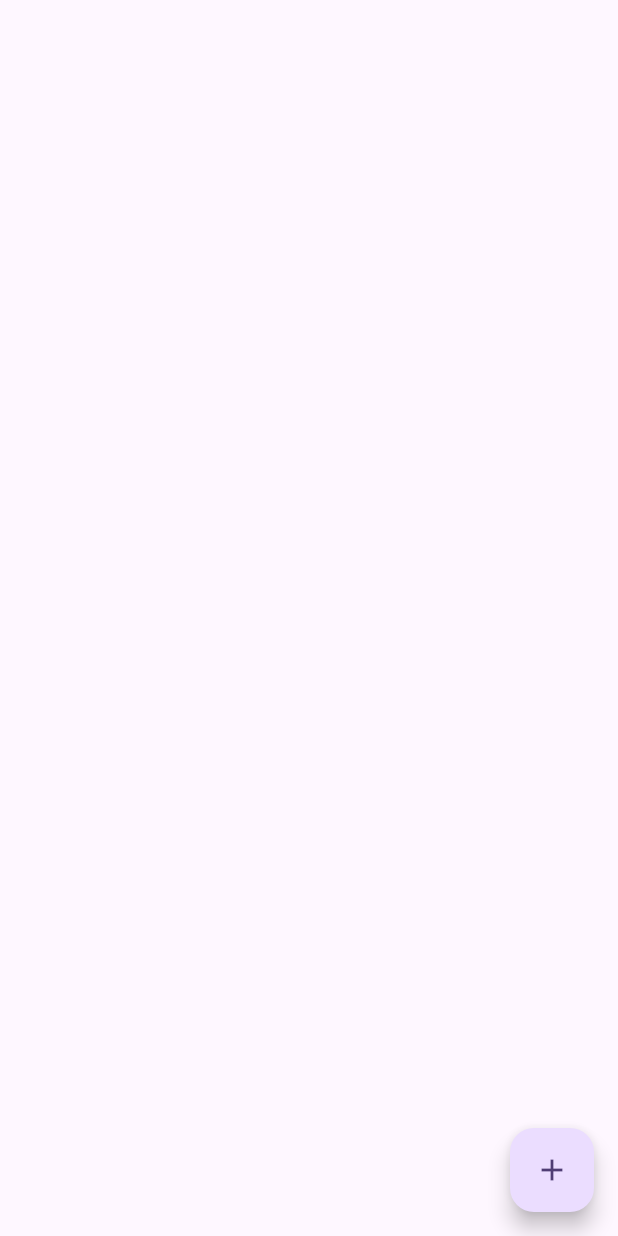
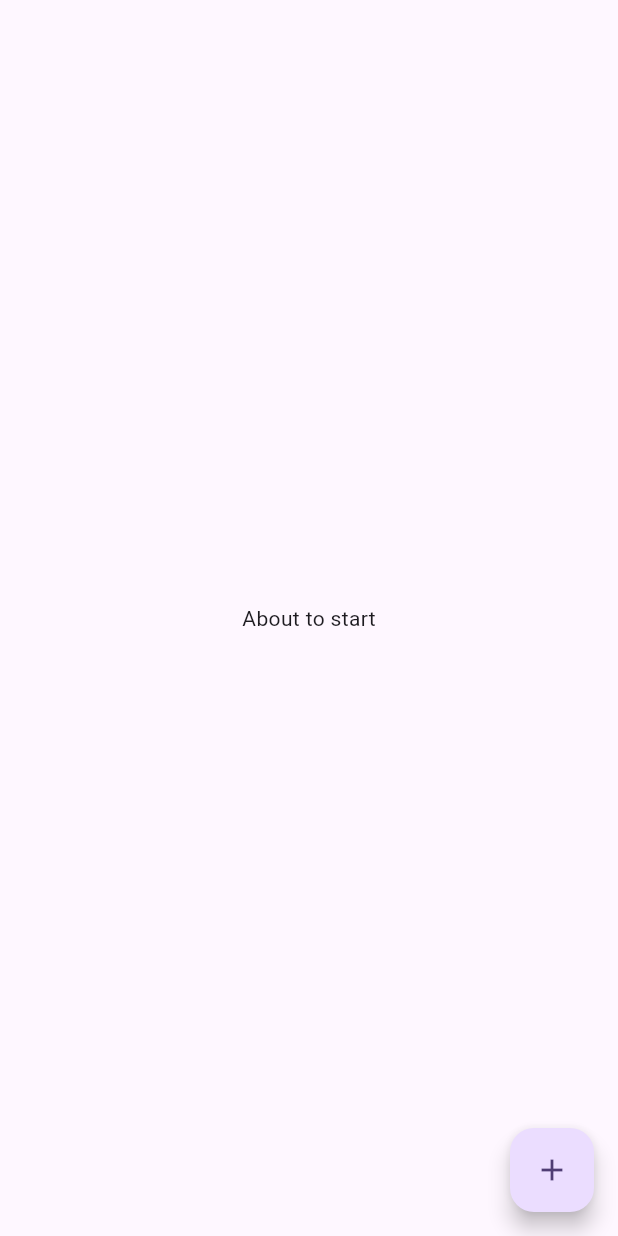
Before and after one commit to Juwonlo/ChatMe_App, a Flutter app: the screen it shows after launch, on a phone screen of 412 x 824 dp. Run offline on Flutter 3.47's test engine with Material 3 defaults, Android fonts, the phone set to English and light mode, and no system bars.

Commit message:
Initial Commit

```diff
--- a/lib/main.dart
+++ b/lib/main.dart
@@ -37,6 +37,8 @@
         child: Column(
           mainAxisAlignment: MainAxisAlignment.center,
           children: <Widget>[
+          Text('About to start'),
+
           ],
         ),
       ),
```
